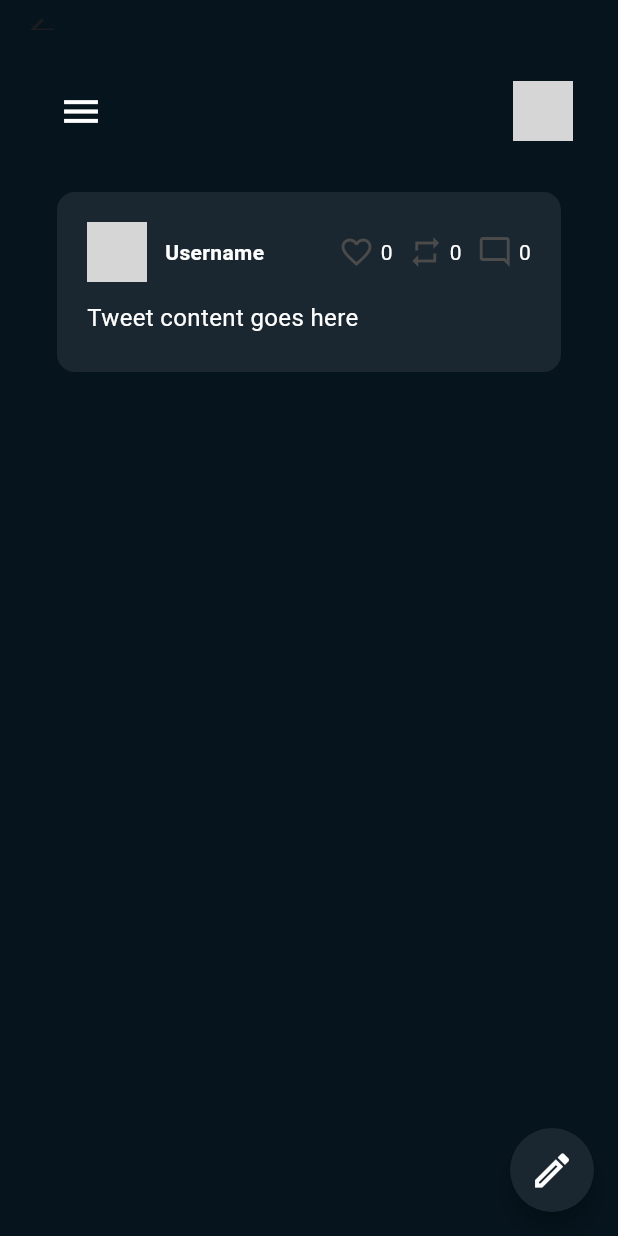
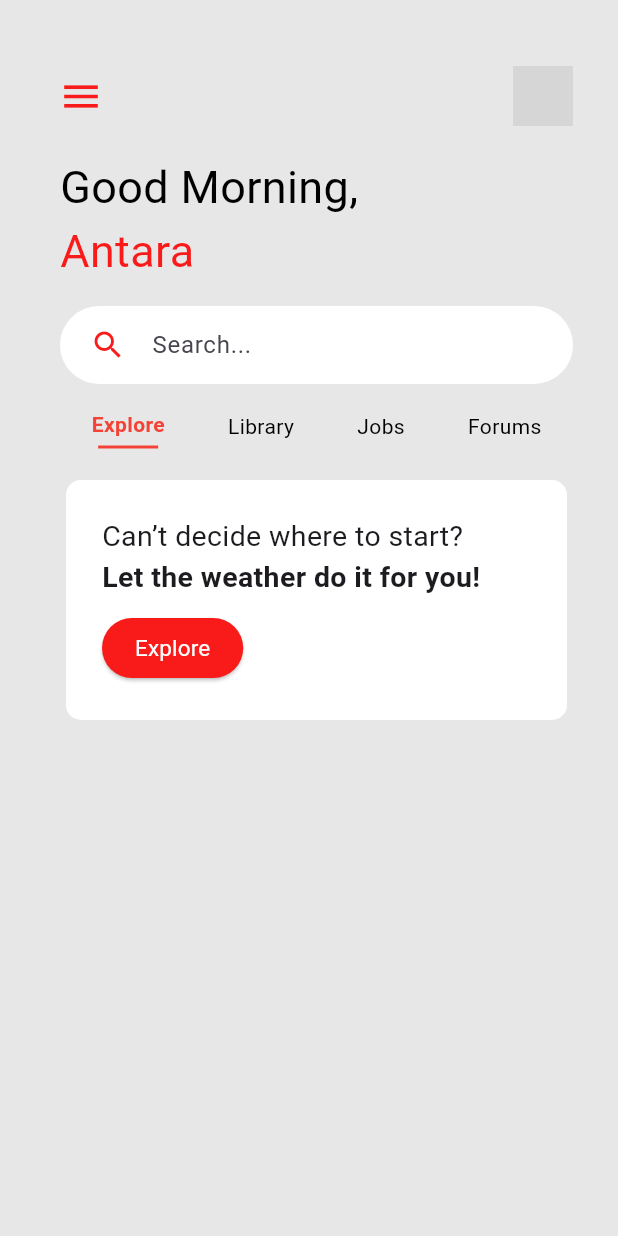
Before and after one commit to Antara-Paul04/Twitter-Clone, a Flutter app: the Homepage screen opened directly, on a phone screen of 412 x 824 dp. Run offline on Flutter 3.47's test engine with Material 3 defaults, Android fonts, the phone set to English and light mode, and no system bars; network calls fail; grey boxes are pictures that could not be loaded.

Commit message:
login page + signup page + homepage

```diff
--- a/twitter_clone/lib/pages/homepage.dart
+++ b/twitter_clone/lib/pages/homepage.dart
@@ -1,7 +1,8 @@
 import 'package:flutter/material.dart';
-import 'package:twitter_clone/widgets/tweet.dart';
 import 'package:twitter_clone/pages/profilepage.dart';
-import 'package:twitter_clone/widgets/navdrawer.dart';
+import 'package:twitter_clone/widgets/navbar.dart';
+import 'package:twitter_clone/widgets/weather.dart';
+import 'package:twitter_clone/widgets/navbar.dart';
 
 class Homepage extends StatefulWidget {
   @override
@@ -14,14 +15,17 @@ class _HomepageState extends State<Homepage> {
   @override
   Widget build(BuildContext context) {
     return Scaffold(
-      backgroundColor: Color(0xFF06141D),
+      backgroundColor: Color(0xFFE7E7E7),
       appBar: AppBar(
         backgroundColor: Colors.transparent,
-        toolbarHeight: 20,
+        toolbarHeight: 10,
       ),
       body: Padding(
         padding: const EdgeInsets.all(30.0),
+        child: Align(
+          alignment: Alignment.centerLeft,
           child: Column(
+            crossAxisAlignment: CrossAxisAlignment.start,
             children: [
               Row(
                 children: [
@@ -33,7 +37,7 @@ class _HomepageState extends State<Homepage> {
                     },
                     icon: Icon(
                       Icons.menu,
-                    color: Colors.white,
+                      color: const Color(0xFFF91A1A),
                       size: 30,
                     ),
                   ),
@@ -54,21 +58,54 @@ class _HomepageState extends State<Homepage> {
                   ),
                 ],
               ),
-            Tweet(),
+              SizedBox(height: 15,),
+              Padding(
+                padding: const EdgeInsets.only(left: 10.0),
+                child: Column(
+                  crossAxisAlignment: CrossAxisAlignment.start,
+                  children: [
+                    Text(
+                      'Good Morning,',
+                      style: TextStyle(color: Colors.black, fontSize: 30, fontWeight: FontWeight.w400),
+                    ),
+                    Text(
+                      'Antara',
+                      style: TextStyle(
+                        color: Color(0xFFF91A1A),
+                        fontSize: 30,
+                        fontWeight: FontWeight.w400,
+                      ),
+                    ),
+                    SizedBox(height: 15),
+                      TextField(
+                        decoration: InputDecoration(
+                        hintText: '   Search...',
+                        hintStyle: TextStyle(fontSize: 16, fontWeight: FontWeight.w400),
+                        prefixIcon: Padding(
+                          padding: EdgeInsets.only(left: 20),
+                          child: Icon(Icons.search, color: Color(0xFFF91A1A)),
+                        ),
+                        filled: true,
+                        fillColor: Colors.white,
+                        border: OutlineInputBorder(
+                          borderRadius: BorderRadius.circular(30.0),
+                          borderSide: BorderSide.none,
+                        ),
+                        contentPadding: EdgeInsets.symmetric(vertical: 14.0),
+                        prefixIconConstraints: BoxConstraints(minWidth: 40),
+                      ),
+                    ),
+                    SizedBox(height: 5),
+                    CustomNavBar(),
+                    SizedBox(height: 5),
+                    Weather(),
                   ],
                 ),
               ),
-      floatingActionButton: FloatingActionButton(
-        onPressed: () {
-          print('Write button pressed');
-        },
-        backgroundColor: Color(0xFF1B2730),
-        shape: RoundedRectangleBorder(
-          borderRadius: BorderRadius.circular(70.0),
+            ],
           ),
-        child: Icon(Icons.edit_outlined, color: Color.fromARGB(255, 255, 255, 255), size: 30),
         ),
-      drawer: isDrawerOpened ? NavDrawer() : null
+      ),
     );
   }
 }
--- a/twitter_clone/lib/pages/profilepage.dart
+++ b/twitter_clone/lib/pages/profilepage.dart
@@ -1,5 +1,4 @@
 import 'package:flutter/material.dart';
-import 'package:twitter_clone/widgets/tweet.dart';
 
 class Profile extends StatefulWidget {
   @override
@@ -95,7 +94,6 @@ class _ProfileState extends State<Profile> {
               ),
               Padding(
                 padding: const EdgeInsets.fromLTRB(30, 0, 30, 0),
-                child: Tweet(),
               ),
             ],
           ),
--- /dev/null
+++ b/twitter_clone/lib/widgets/navbar.dart
@@ -0,0 +1,58 @@
+import 'package:flutter/material.dart';
+
+class CustomNavBar extends StatefulWidget {
+  @override
+  _CustomNavBarState createState() => _CustomNavBarState();
+}
+
+class _CustomNavBarState extends State<CustomNavBar> {
+  int _selectedIndex = 0;
+
+  void _onItemTapped(int index) {
+    setState(() {
+      _selectedIndex = index;
+    });
+  }
+
+  @override
+  Widget build(BuildContext context) {
+    return Container(
+      height: 50.0,
+      child: Row(
+        mainAxisAlignment: MainAxisAlignment.spaceAround,
+        children: [
+          _buildNavItem('Explore', 0),
+          _buildNavItem('Library', 1),
+          _buildNavItem('Jobs', 2),
+          _buildNavItem('Forums', 3),
+        ],
+      ),
+    );
+  }
+
+  Widget _buildNavItem(String title, int index) {
+    return InkWell(
+      onTap: () => _onItemTapped(index),
+      child: Column(
+        mainAxisAlignment: MainAxisAlignment.center,
+        children: [
+          Text(
+            title,
+            style: TextStyle(
+              color: _selectedIndex == index ? Colors.red : Colors.black,
+              fontWeight: _selectedIndex == index ? FontWeight.bold : FontWeight.normal,
+            ),
+          ),
+          SizedBox(height: 4.0),
+          _selectedIndex == index
+              ? Container(
+                  height: 2.0,
+                  width: 40.0,
+                  color: Colors.red,
+                )
+              : SizedBox.shrink(),
+        ],
+      ),
+    );
+  }
+}
--- a/twitter_clone/lib/widgets/tweet.dart
+++ /dev/null
@@ -1,97 +0,0 @@
-import 'package:flutter/material.dart';
-import 'package:twitter_clone/models/tweetbuttons.dart';
-
-class Tweet extends StatefulWidget {
-  @override
-  _TweetState createState() => _TweetState();
-}
-
-class _TweetState extends State<Tweet> {
-  int _likesCount = 0;
-  int _retweetsCount = 0;
-  int _commentsCount = 0;
-
-  @override
-  Widget build(BuildContext context) {
-    return Padding(
-      padding: const EdgeInsets.fromLTRB(8, 30, 8, 0),
-      child: Container(
-        decoration: BoxDecoration(
-          color: Color(0xFF1B2730),
-          borderRadius: BorderRadius.circular(12.0),
-        ),
-        child: Padding(
-          padding: const EdgeInsets.fromLTRB(8, 8, 8, 25),
-          child: Column(
-            crossAxisAlignment: CrossAxisAlignment.start,
-            children: [
-              Padding(
-                padding: const EdgeInsets.all(12.0),
-                child: Row(
-                  children: [
-                    CircleAvatar(
-                      radius: 20,
-                      backgroundImage: NetworkImage('https://i.pinimg.com/564x/41/65/93/41659305375281faeee30af10ac08a96.jpg'),
-                    ),
-                    SizedBox(width: 12),
-                    Text(
-                      'Username',
-                      style: TextStyle(
-                        fontWeight: FontWeight.bold,
-                        color: Colors.white,
-                      ),
-                    ),
-                    Spacer(),
-                    IconButtonWithCount(
-                      icon: _likesCount > 0
-                          ? Icon(Icons.favorite, color: Colors.white)
-                          : Icon(Icons.favorite_border, color: const Color.fromARGB(255, 75, 75, 75)),
-                      count: _likesCount,
-                      onPressed: () {
-                        setState(() {
-                          _likesCount = (_likesCount == 0) ? 1 : 0;
-                        });
-                      },
-                    ),
-                    SizedBox(width:10),
-                    IconButtonWithCount(
-                      icon: _retweetsCount > 0
-                          ? Icon(Icons.repeat, color: Colors.white)
-                          : Icon(Icons.repeat, color: const Color.fromARGB(255, 75, 75, 75)),
-                      count: _retweetsCount,
-                      onPressed: () {
-                        setState(() {
-                          _retweetsCount = (_retweetsCount == 0) ? 1 : 0;
-                        });
-                      },
-                    ),
-                    SizedBox(width:10),
-                    IconButtonWithCount(
-                      icon: Icon(Icons.mode_comment_outlined, color: const Color.fromARGB(255, 75, 75, 75)),
-                      count: _commentsCount,
-                      onPressed: () {
-                        setState(() {
-                          _commentsCount++;
-                        });
-                      },
-                    ),
-                  ],
-                ),
-              ),
-              Padding(
-                padding: const EdgeInsets.symmetric(horizontal: 12.0),
-                child: Text(
-                  'Tweet content goes here',
-                  style: TextStyle(
-                    fontSize: 16,
-                    color: Colors.white,
-                  ),
-                ),
-              ),
-            ],
-          ),
-        ),
-      ),
-    );
-  }
-}
--- /dev/null
+++ b/twitter_clone/lib/widgets/weather.dart
@@ -0,0 +1,48 @@
+import 'package:flutter/material.dart';
+
+class Weather extends StatelessWidget {
+  @override
+  Widget build(BuildContext context) {
+    return Card(
+      color: Colors.white,
+      shadowColor: Colors.transparent,
+      shape: RoundedRectangleBorder(
+        borderRadius: BorderRadius.circular(10.0),
+      ),
+      child: Padding(
+        padding: const EdgeInsets.all(24.0),
+        child: Column(
+          crossAxisAlignment: CrossAxisAlignment.stretch,
+          children: [
+            Text(
+              'Can’t decide where to start?',
+              style: TextStyle(
+                fontSize: 19.0,
+              ),
+            ),
+            Text(
+              'Let the weather do it for you!',
+              style: TextStyle(
+                fontSize: 19.0,
+                fontWeight: FontWeight.bold,
+              ),
+            ),
+            SizedBox(height: 10.0),
+            Align(
+              alignment: Alignment.centerLeft,
+              child: ElevatedButton(
+                onPressed: () {
+                },
+                style: ElevatedButton.styleFrom(
+                    padding: EdgeInsets.symmetric(horizontal: 22.0),
+                    backgroundColor: Color(0xFFF91A1A)
+                  ),
+                child: Text('Explore', style: TextStyle(color: Colors.white, fontWeight: FontWeight.w400, fontSize: 15)),
+              ),
+            ),
+          ],
+        ),
+      ),
+    );
+  }
+}
```
Also changed, not shown: twitter_clone/lib/pages/loginpage.dart (+45 -29 lines), twitter_clone/lib/pages/signuppage.dart (+29 -17 lines), twitter_clone/lib/widgets/drawer.dart (added, +73 -0 lines), twitter_clone/lib/widgets/navdrawer.dart (deleted, +0 -10 lines). Lines whose indentation alone changed are shown as unchanged.
